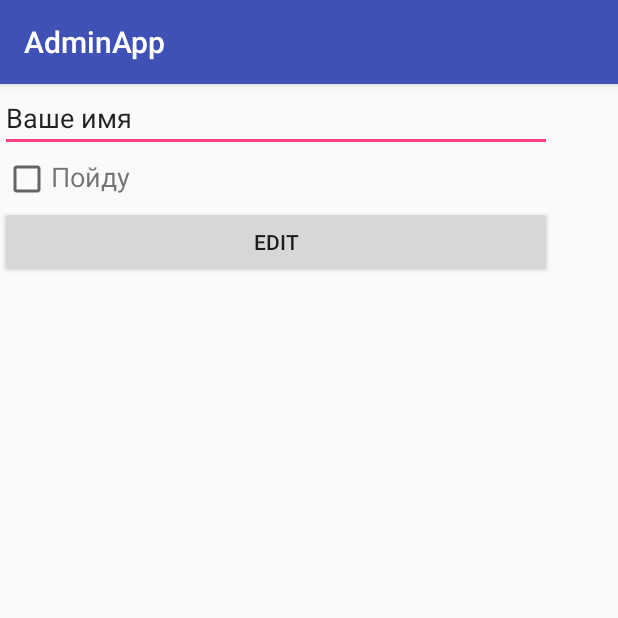
After one commit to tara-sova/dissertation, an Android app: the AttentedClientForm screen opened directly, with no data from a screen before it, on a phone screen of 412 x 824 dp, the top half of it. The commit adds this screen. Run offline under Robolectric (Android 15) with nearby library versions, the phone set to English and light mode, and no system bars; libraries missing offline, so code that uses them is left out: org.springframework.web; 3 statements that could not run were skipped.

Commit message:
Added feature configuration functionality, almost complete client functionality

```diff
--- a/AdminApp/app/build.gradle
+++ b/AdminApp/app/build.gradle
@@ -40,6 +40,7 @@ dependencies {
     androidTestImplementation 'com.android.support.test.espresso:espresso-core:3.0.2'
     implementation 'com.android.support:design:27.1.1'
     implementation 'com.android.support:appcompat-v7:27.1.1'
+    implementation 'com.google.code.gson:gson:2.8.2'
     compile 'org.springframework.android:spring-android-rest-template:2.0.0.M3'
 
 //    implementation 'com.fasterxml.jackson.core:jackson-databind:2.5.1'
--- a/AdminApp/app/src/main/AndroidManifest.xml
+++ b/AdminApp/app/src/main/AndroidManifest.xml
@@ -11,7 +11,7 @@
         android:roundIcon="@mipmap/ic_launcher_round"
         android:supportsRtl="true"
         android:theme="@style/AppTheme">
-        <activity android:name=".MainActivity">
+        <activity android:name=".RunnerActivity">
             <intent-filter>
                 <action android:name="android.intent.action.MAIN" />
 
@@ -19,7 +19,9 @@
             </intent-filter>
         </activity>
         <activity android:name=".LectureEdition" />
-        <activity android:name=".AttendedClients"></activity>
+        <activity android:name=".AttendedClients" />
+        <activity android:name=".MainActivity" />
+        <activity android:name=".AttentedClientForm"></activity>
     </application>
 
 </manifest>
--- /dev/null
+++ b/AdminApp/app/src/main/java/com/example/polina/adminapp/AttentedClientForm.java
@@ -0,0 +1,118 @@
+package com.example.polina.adminapp;
+
+import android.app.Activity;
+import android.content.Intent;
+import android.support.design.widget.TextInputLayout;
+import android.support.v7.app.AppCompatActivity;
+
+
+
+import android.os.Bundle;
+import android.view.View;
+import android.widget.Button;
+import android.widget.CheckBox;
+import android.widget.EditText;
+
+import com.google.gson.Gson;
+
+import java.io.IOException;
+import java.io.BufferedReader;
+import java.io.InputStream;
+import java.io.InputStreamReader;
+import java.net.URL;
+import java.net.HttpURLConnection;
+import java.util.ArrayList;
+//import org.springframework.boot.test.web.client.TestRestTemplate;
+import org.springframework.web.client.RestTemplate;
+
+public class AttentedClientForm extends AppCompatActivity {
+
+
+    private EditText nameEdit;
+    private CheckBox checkBox;
+    private Boolean checkBoxStateOnCreateState;
+    private Button button;
+
+    private int lecturePosition;
+    private ServerConnection server;
+
+    private Lecture lecture = null;
+    public void setLecture(Lecture lecture)
+    {
+        this.lecture = lecture;
+    }
+
+    private String currentClient = null;
+
+
+    @Override
+    protected void onCreate(Bundle savedInstanceState) {
+        super.onCreate(savedInstanceState);
+        setContentView(R.layout.activity_attented_client_form);
+
+        Intent intent = getIntent();
+        Long serverOffset = intent.getLongExtra("serverOffset", -1);
+        lecturePosition = getIntent().getExtras().getInt("position");
+        currentClient = getIntent().getStringExtra("currentClient");
+
+        ServerConnection server = new ServerConnection(serverOffset);
+
+        nameEdit = findViewById(R.id.clientName);
+        checkBox = findViewById(R.id.checkBox);
+        button = findViewById(R.id.confirmButton);
+        button.setOnClickListener(buttonListener);
+
+        lecture = server.getLectureByPosition((long) lecturePosition);
+
+        if (currentClient != null) {
+            nameEdit.setText(currentClient);
+            if (lecture.attentedClients.contains(currentClient)) {
+                checkBox.setChecked(true);
+                checkBoxStateOnCreateState = checkBox.isChecked();
+            }
+            return;
+        }
+        nameEdit.setText("Ваше имя");
+        checkBox.setChecked(false);
+        checkBoxStateOnCreateState = checkBox.isChecked();
+    }
+
+    private View.OnClickListener buttonListener = new View.OnClickListener() {
+        public void onClick(View v) {
+            if (v.getId() == R.id.confirmButton)
+            {
+                currentClient = nameEdit.getText().toString();
+
+                Gson gson = new Gson();
+
+                ArrayList<String> attentedClientsList = gson.fromJson(lecture.attentedClients, ArrayList.class);
+
+                Boolean checkBoxStateNow = checkBox.isChecked();
+                if (!checkBoxStateNow.equals(checkBoxStateOnCreateState)) {
+                    if (checkBoxStateNow) {
+                        attentedClientsList.add(currentClient);
+                        String attentedClientsAsAString = gson.toJson(attentedClientsList);
+                        lecture.attentedClients = attentedClientsAsAString;
+                    }
+                    else {
+                        attentedClientsList.remove(currentClient);
+                        String attentedClientsAsAString = gson.toJson(attentedClientsList);
+                        lecture.attentedClients = attentedClientsAsAString;
+                    }
+                }
+
+                String editedLectureAsAString = gson.toJson(lecture);
+
+
+                Intent intent = new Intent(AttentedClientForm.this, MainActivity.class);
+                intent.putExtra("currentClient", currentClient);
+                intent.putExtra("editedLectureAsAString", editedLectureAsAString);
+                intent.putExtra("position", lecturePosition);
+
+                setResult(Activity.RESULT_OK, intent);
+                finish();
+            }
+        }
+    };
+
+}
--- a/AdminApp/app/src/main/java/com/example/polina/adminapp/ServerConnection.java
+++ b/AdminApp/app/src/main/java/com/example/polina/adminapp/ServerConnection.java
@@ -18,10 +18,18 @@ public class ServerConnection {
     private static long offset = -1;
 
     public ServerConnection() {
+        setThreadPolicy();
+        setOffset();
+    }
+
+    public ServerConnection(long offsetForSet) {
+        setThreadPolicy();
+        setOffset(offsetForSet);
+    }
+
+    private void setThreadPolicy() {
         StrictMode.ThreadPolicy policy = new StrictMode.ThreadPolicy.Builder().permitAll().build();
         StrictMode.setThreadPolicy(policy);
-
-        setOffset();
     }
 
     private void setOffset() {
@@ -29,6 +37,14 @@ public class ServerConnection {
         String idAtribute = "{\"id\":";
         Integer startSymbol = getResponse.getBody().lastIndexOf(idAtribute) + idAtribute.length();
         offset = Long.valueOf(getResponse.getBody().substring(startSymbol, getResponse.getBody().length() - 1).split(",")[0]);
+    }
+
+    public void setOffset(long offsetForSet) {
+        offset = offsetForSet;
+    }
+
+    public long getOffset() {
+        return offset;
     }
 
     public ResponseEntity<String> getAllLectures() {
--- /dev/null
+++ b/AdminApp/app/src/main/res/layout/activity_attented_client_form.xml
@@ -0,0 +1,51 @@
+<?xml version="1.0" encoding="utf-8"?>
+<android.support.constraint.ConstraintLayout xmlns:android="http://schemas.android.com/apk/res/android"
+    xmlns:app="http://schemas.android.com/apk/res-auto"
+    xmlns:tools="http://schemas.android.com/tools"
+    android:layout_width="match_parent"
+    android:layout_height="match_parent"
+    tools:context=".AttentedClientForm">
+
+    <LinearLayout
+        android:layout_width="368dp"
+        android:layout_height="495dp"
+        android:orientation="vertical"
+        tools:layout_editor_absoluteX="8dp"
+        tools:layout_editor_absoluteY="8dp">
+
+        <EditText
+            android:id="@+id/clientName"
+            android:layout_width="match_parent"
+            android:layout_height="wrap_content"
+            android:ems="10"
+            android:inputType="textPersonName"
+            android:text="Name" />
+
+        <LinearLayout
+            android:layout_width="match_parent"
+            android:layout_height="wrap_content"
+            android:gravity="left"
+            android:padding="2dp">
+
+            <CheckBox
+                android:id="@+id/checkBox"
+                android:layout_width="wrap_content"
+                android:layout_height="wrap_content" />
+
+            <TextView
+                android:id="@+id/goText"
+                android:layout_width="wrap_content"
+                android:layout_height="wrap_content"
+                android:text="Пойду"
+                android:textSize="18sp" />
+
+        </LinearLayout>
+
+        <Button
+            android:id="@+id/confirmButton"
+            android:layout_width="match_parent"
+            android:layout_height="wrap_content"
+            android:text="EDIT" />
+    </LinearLayout>
+
+</android.support.constraint.ConstraintLayout>
--- /dev/null
+++ b/AdminApp/app/src/main/res/values/dimens.xml
@@ -0,0 +1,3 @@
+<resources>
+    <dimen name="fab_margin">16dp</dimen>
+</resources>
--- a/AdminApp/app/src/main/res/values/strings.xml
+++ b/AdminApp/app/src/main/res/values/strings.xml
@@ -1,4 +1,5 @@
 <resources>
     <string name="app_name">AdminApp</string>
     <string name="lecturerNameEdition" />
+    <string name="title_activity_attention_form">AttentionForm</string>
 </resources>
```
Also changed, not shown: AdminApp/app/src/main/java/com/example/polina/adminapp/Lecture.java (+25 -0 lines), AdminApp/app/src/main/java/com/example/polina/adminapp/LectureEdition.java (+30 -32 lines), AdminApp/app/src/main/java/com/example/polina/adminapp/MainActivity.java (+96 -69 lines), AdminApp/app/src/main/java/com/example/polina/adminapp/RunnerActivity.java (added, +73 -0 lines), AdminApp/app/src/main/res/layout/activity_runner.xml (added, +9 -0 lines), AdminApp/app/src/main/res/values/styles.xml (+9 -0 lines).
